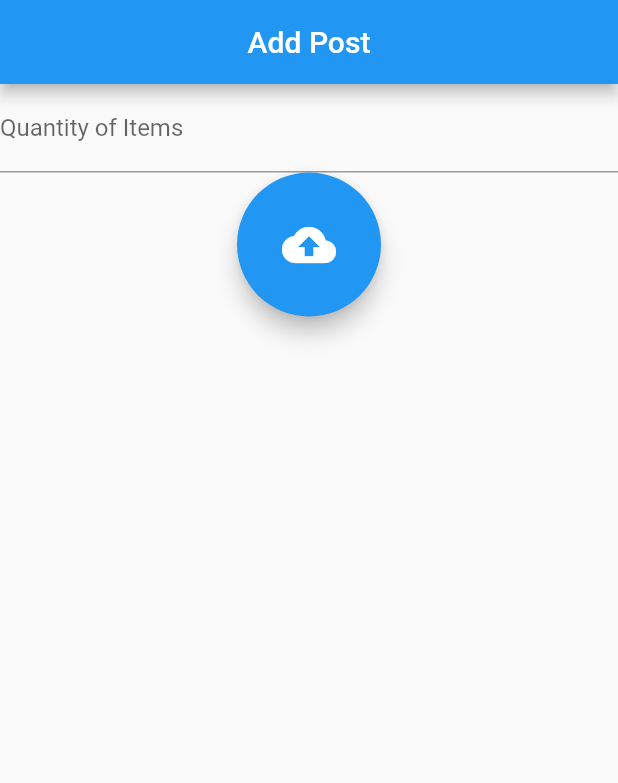
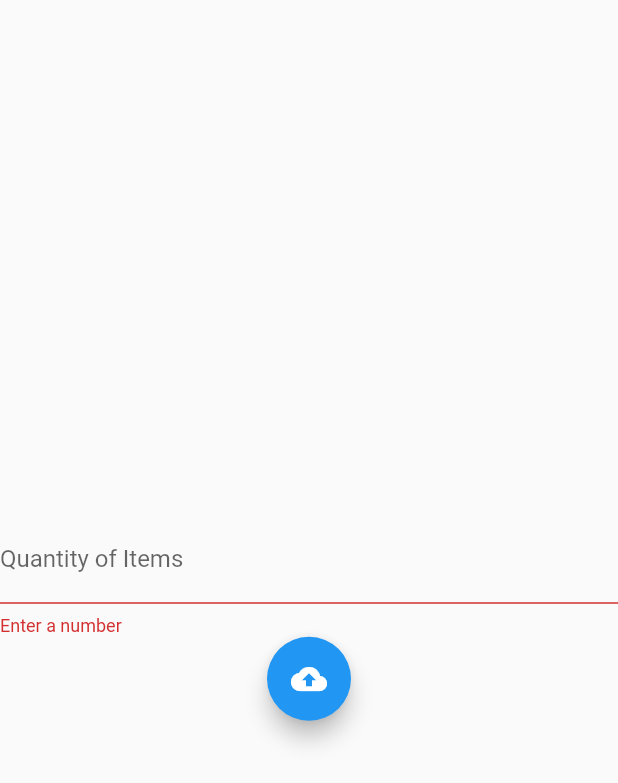
Before and after one commit to patrickohh/Postwastes, a Flutter app: the UploadAndForm widget shown alone on an empty page, opened directly with empty values, after a tap on the "cloud upload" icon, on a phone screen of 412 x 824 dp. Shown: the top 783 px of the screen. Run offline on Flutter 3.47's test engine with Material 2 defaults, Android fonts, the phone set to English and light mode, and no system bars; our stand-ins replace cloud_firestore, firebase_core, firebase_storage, geolocator, image_picker; accounts and stored records are empty; network calls fail.

Commit message:
got app to run

```diff
--- a/wasteagram/lib/widgets/form_and_upload.dart
+++ b/wasteagram/lib/widgets/form_and_upload.dart
@@ -33,21 +33,18 @@ class _UploadAndFormState extends State<UploadAndForm> {
 
   @override
   Widget build(BuildContext context) {
-    return Scaffold(
-      appBar: AppBar(
-        centerTitle: true,
-        title: const Text('Add Post')),
-      body: Center(
-        child: Column(
+    return Column(
+          mainAxisAlignment: MainAxisAlignment.center,
           children: [
              Form(
+                key: _formKey,
                 child: TextFormField(
                         keyboardType: TextInputType.number,
                         decoration: const InputDecoration(
                           labelText: 'Quantity of Items'
                         ),
                         onSaved: (value){
-                        quantity = value as int;
+                          quantity = int.parse(value!);
                         },
                         validator: (value){
                           if(value == null || value.isEmpty){
@@ -57,7 +54,7 @@ class _UploadAndFormState extends State<UploadAndForm> {
                         },
                     ),
               ),
-            FloatingActionButton.large(
+              FloatingActionButton(
                 child: const Icon(Icons.cloud_upload),
                 backgroundColor: Colors.blue,
                 onPressed: () {
@@ -69,14 +66,13 @@ class _UploadAndFormState extends State<UploadAndForm> {
                     'latitude': location!.latitude,
                     'longitude': location!.longitude,
                     'imageURL': widget.url,
-                  'date': date
+                    'date': date,
+                    'quantity': quantity
                   });
                   pushPostsListScreen(context);
                 },
               )
             ]
-        ),
-      ),
       );
   }
 }
```
Also changed, not shown: wasteagram/lib/models/post_class.dart (added, +9 -0 lines), wasteagram/lib/screens/choose_photo_screen.dart (+6 -1 lines). Lines whose indentation alone changed are shown as unchanged.
